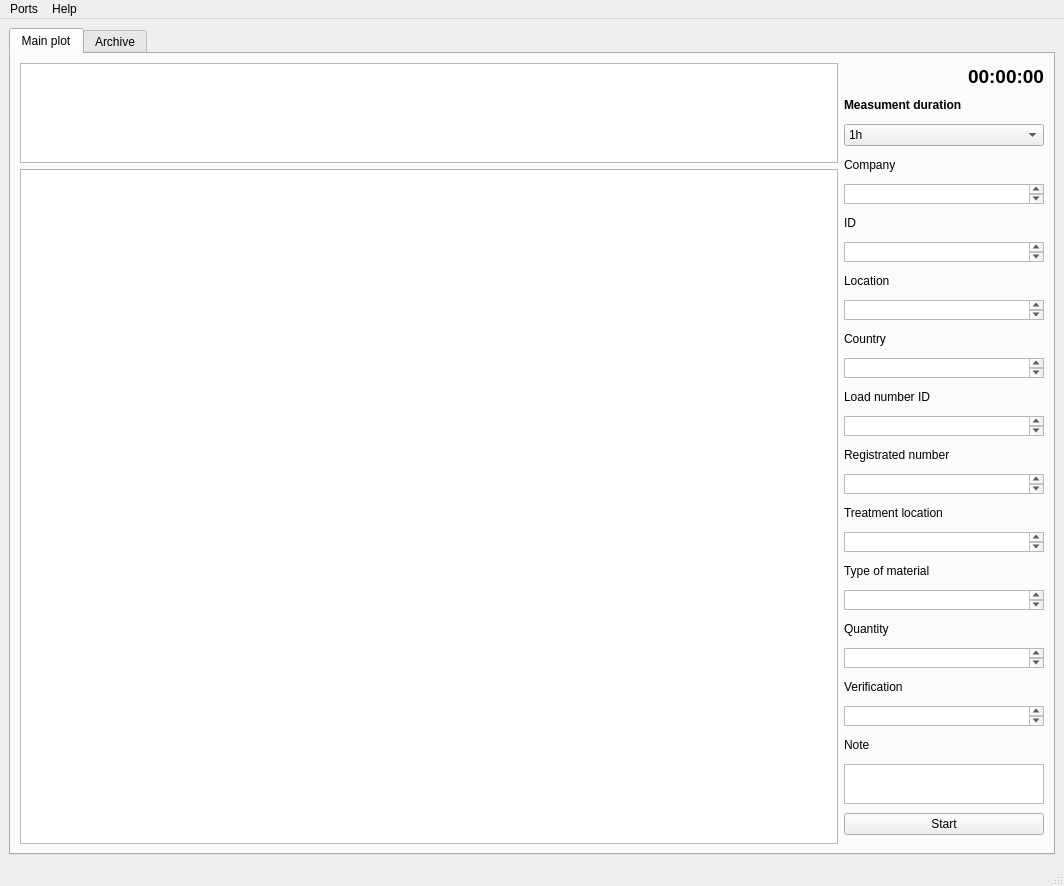
Above: serial_port.ui from dnovichkov/serial_port_reading before the change. Below: the same form after it.
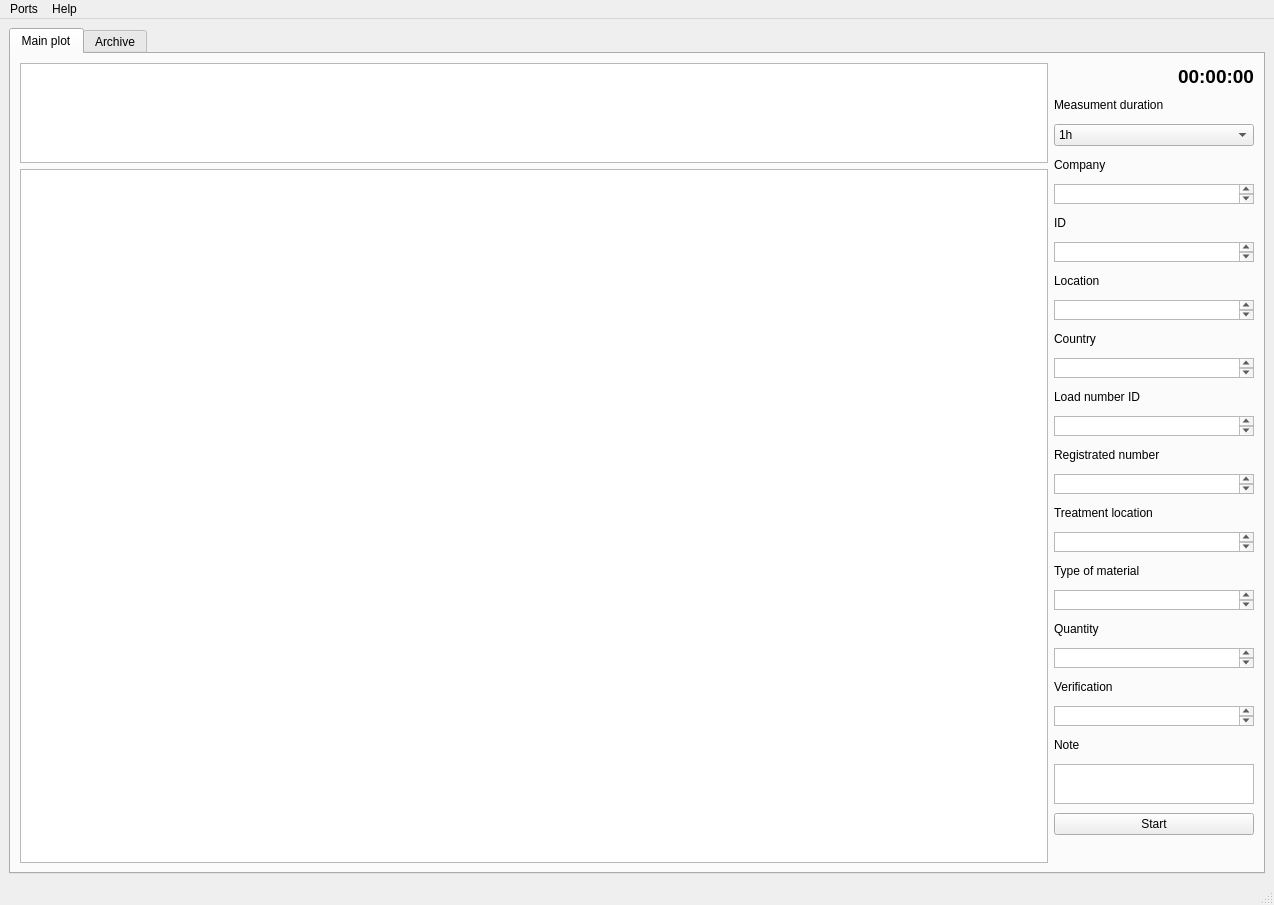
That is the form after the change.

Commit message: Changing app size

Patch:
```diff
--- a/serial_port.ui
+++ b/serial_port.ui
@@ -6,8 +6,8 @@
    <rect>
     <x>0</x>
     <y>0</y>
-    <width>1064</width>
-    <height>886</height>
+    <width>1274</width>
+    <height>905</height>
    </rect>
   </property>
   <property name="windowTitle">
@@ -99,12 +99,6 @@
               <height>20</height>
              </size>
             </property>
-            <property name="font">
-             <font>
-              <weight>75</weight>
-              <bold>true</bold>
-             </font>
-            </property>
             <property name="text">
              <string>Measument duration</string>
             </property>
@@ -499,7 +493,7 @@
     <rect>
      <x>0</x>
      <y>0</y>
-     <width>1064</width>
+     <width>1274</width>
      <height>21</height>
     </rect>
    </property>
```
The commit also changes 2 other files.
